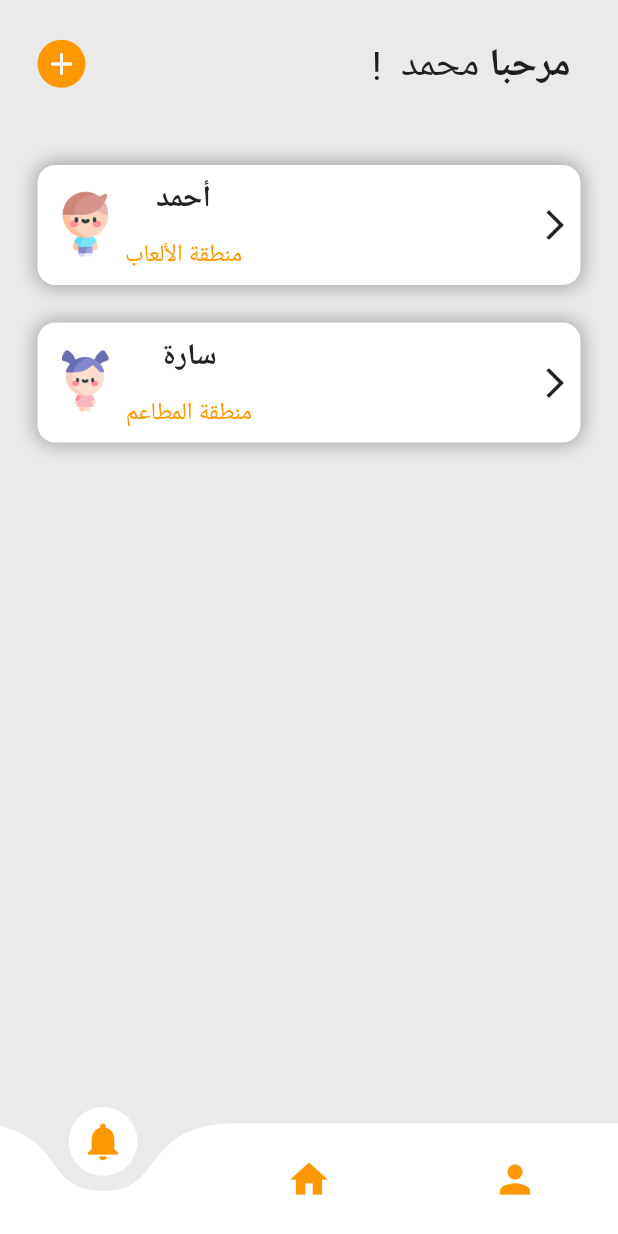
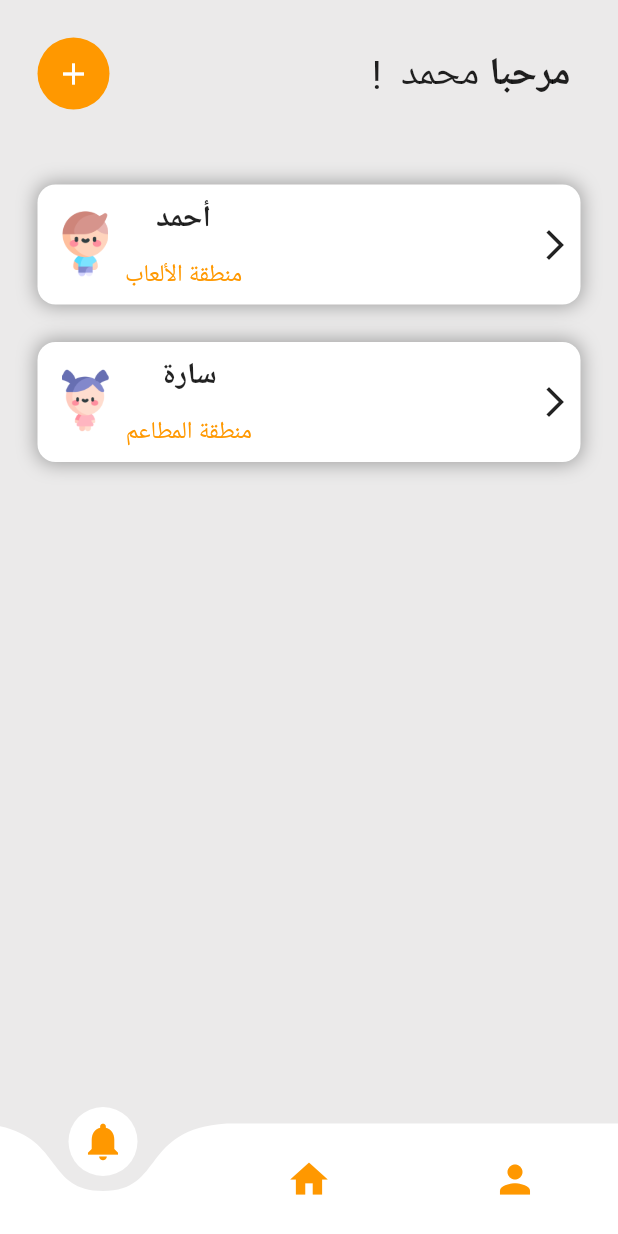
Before and after one commit to Deenalbuali/2022-GP1-3, a Flutter app: the screen it shows after launch, on a phone screen of 412 x 824 dp. Run offline on Flutter 3.47's test engine with Material 2 defaults, Android fonts, the phone set to English and light mode, and no system bars; drawn by our look-alikes of curved_navigation_bar; our stand-ins replace firebase_core; accounts and stored records are empty.

Commit message:
add add child button to home page

```diff
--- a/elfaa/lib/screens/Homepage/Home_page.dart
+++ b/elfaa/lib/screens/Homepage/Home_page.dart
@@ -37,11 +37,17 @@ class _HomePageState extends State<HomePage> {
               mainAxisAlignment: MainAxisAlignment.spaceBetween,
               children: [
                 Container(
-                    padding: EdgeInsets.all(4),
                     decoration: BoxDecoration(
                         color: Colors.orange, shape: BoxShape.circle),
-                    child: Icon(
-                      Icons.add,
+                    child: IconButton(
+                      onPressed: () {
+                        Navigator.push(
+                          context,
+                          MaterialPageRoute(
+                              builder: (context) => const addChild()),
+                        );
+                      },
+                      icon: Icon(Icons.add),
                       color: Colors.white,
                     )),
                 Row(
```
